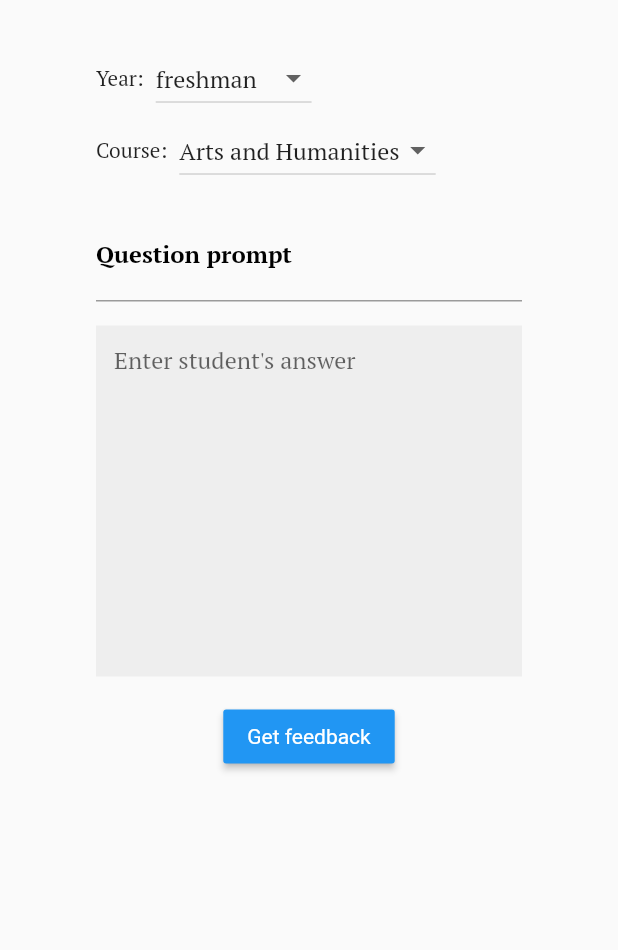
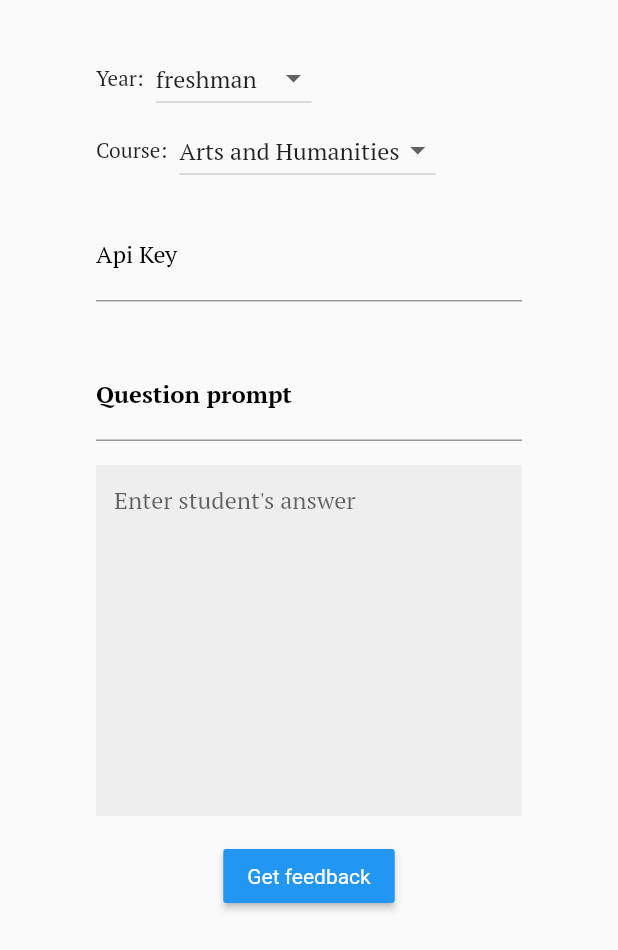
Before and after one commit to vkram2711/Grader-demo, a Flutter app: the screen it shows after launch, on a phone screen of 412 x 824 dp. Shown: the top 950 px of the screen. Run offline on Flutter 3.47's test engine with Material 2 defaults, Android fonts, the phone set to English and light mode, and no system bars; our stand-ins replace google_fonts.

Commit message:
change base url

```diff
--- a/lib/api.dart
+++ b/lib/api.dart
@@ -7,8 +7,9 @@ class GraderApi {
     String course,
     String question,
     String answer,
+    String key
   ) async {
-    final url = Uri.https('grader-demo.herokuapp.com', '/get_feedback');
+    final url = Uri.https('grader-demo-5bb3b245d4b8.herokuapp.com', '/get_feedback');
     final headers = {
       'Access-Control-Allow-Origin': '*',
       'Accept': '*/*',
@@ -20,6 +21,7 @@ class GraderApi {
       'course': course,
       'question': question,
       'answer': answer,
+      'key': key,
     });
 
     print(year);
--- a/lib/poll_screen.dart
+++ b/lib/poll_screen.dart
@@ -15,6 +15,7 @@ class _PollScreenState extends State<PollScreen> {
   String question = "";
   String answer = "";
   String? feedback;
+  String key = "";
   int? grade;
   bool loading = false;
 
@@ -53,6 +54,29 @@ class _PollScreenState extends State<PollScreen> {
                   course = value;
                 }),
               ],
+            ),
+            Padding(
+              padding: const EdgeInsets.symmetric(vertical: 16),
+              child: Row(
+                children: [
+                  Expanded(
+                    child: TextField(
+                      decoration: const InputDecoration(
+                          labelText: "Api Key",
+                          hintText: "Generate OpenAI's API Key and paste here",
+                          labelStyle: TextStyle(
+                            color: Colors.black,
+                          )),
+                      cursorColor: Colors.black,
+                      onChanged: (value) {
+                        setState(() {
+                          key = value;
+                        });
+                      },
+                    ),
+                  ),
+                ],
+              ),
             ),
             Padding(
               padding: const EdgeInsets.symmetric(vertical: 16),
@@ -110,7 +134,8 @@ class _PollScreenState extends State<PollScreen> {
                     loading = true;
                   });
 
-                  final response = await GraderApi.getFeedback(year, course, question, answer);
+                  final response = await GraderApi.getFeedback(
+                      year, course, question, answer, key);
 
                   setState(() {
                     loading = false;
@@ -133,10 +158,9 @@ class _PollScreenState extends State<PollScreen> {
                 child: const Text('Get feedback'),
               ),
             ),
-
-            if(loading) const CircularProgressIndicator(),
-            if(feedback != null) Text("Feedback: ${feedback!}"),
-            if(grade != null) Text("Grade: ${grade!}"),
+            if (loading) const CircularProgressIndicator(),
+            if (feedback != null) Text("Feedback: ${feedback!}"),
+            if (grade != null) Text("Grade: ${grade!}"),
           ],
         ),
       ),
```
